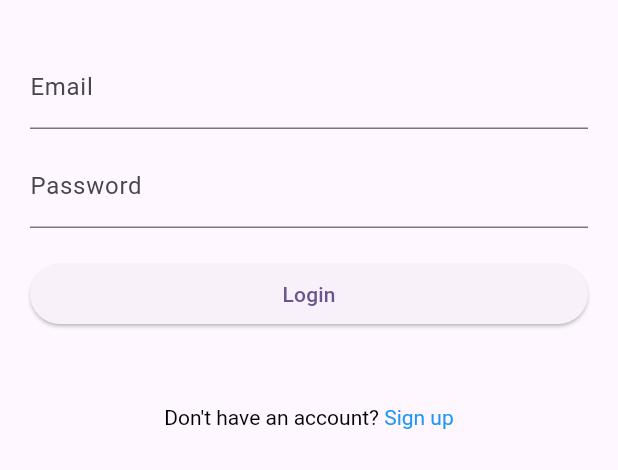
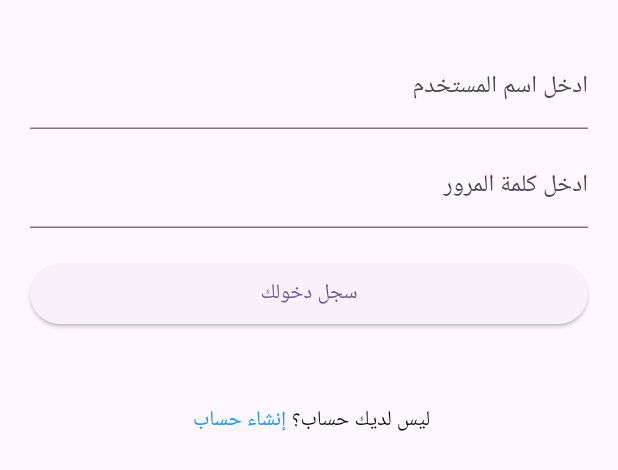
Before and after one commit to SamirahF/qasimha-app, a Flutter app: the LoginForm widget shown alone on an empty page, opened directly, on a phone screen of 412 x 824 dp. Shown: the top 470 px of the screen. Run offline on Flutter 3.47's test engine with Material 3 defaults, Android fonts, the phone set to English and light mode, and no system bars; our stand-ins replace flutter_svg, flutter_svg_provider.

Commit message:
make arabic version of login page

```diff
--- a/frontend/frontend/lib/apis/user_api.dart
+++ b/frontend/frontend/lib/apis/user_api.dart
@@ -5,11 +5,11 @@ import 'package:http/http.dart' as http;
 
 var net = 'http://127.0.0.1:8000/';
 
-Future<User> signUp(String user_fname, String user_lname, String user_email,
-    String user_password) async {
+Future<User> signUp(String username, user_fname, String user_lname,
+    String user_email, String user_password) async {
   try {
     var request = http.MultipartRequest('POST', Uri.parse(net + 'user/'));
-    request.fields['username'] = '@' + user_fname;
+    request.fields['username'] = username;
     request.fields['first_name'] = user_fname;
     request.fields['last_name'] = user_lname;
     request.fields['email'] = user_email;
--- a/frontend/frontend/lib/screen/login.dart
+++ b/frontend/frontend/lib/screen/login.dart
@@ -55,30 +55,38 @@ class _LoginFormState extends State<LoginForm> {
         child: Column(
           crossAxisAlignment: CrossAxisAlignment.stretch,
           children: [
-            SizedBox(height: 10.0),
-            TextFormField(
+            const SizedBox(height: 10.0),
+            Directionality(
+              textDirection: TextDirection.rtl,
+              child: TextFormField(
                 controller: _emailController,
-              decoration: InputDecoration(labelText: 'Email'),
+                decoration:
+                    const InputDecoration(labelText: 'ادخل اسم المستخدم '),
                 validator: (value) {
                   if (value!.isEmpty) {
-                  return 'Please enter your email';
+                    return 'فضلاً ادخل اسم المستخدم';
                   }
                   // You can add more validation for email format if needed
                   return null;
                 },
               ),
-            SizedBox(height: 10.0),
-            TextFormField(
+            ),
+            const SizedBox(height: 10.0),
+            Directionality(
+              textDirection: TextDirection.rtl,
+              child: TextFormField(
                 controller: _passwordController,
-              decoration: InputDecoration(labelText: 'Password'),
+                decoration:
+                    const InputDecoration(labelText: 'ادخل كلمة المرور'),
                 obscureText: true,
                 validator: (value) {
                   if (value!.isEmpty) {
-                  return 'Please enter a password';
+                    return 'فضلاً ادخل كلمة المرور';
                   }
                   // You can add more validation for password strength if needed
                   return null;
                 },
+              ),
             ),
             const SizedBox(height: 20.0),
             ElevatedButton(
@@ -94,7 +102,7 @@ class _LoginFormState extends State<LoginForm> {
                   // You might want to navigate to another screen after successful signup
                 }
               },
-              child: Text('Login'),
+              child: const Text('سجل دخولك'),
             ),
             const SizedBox(
               height: 50,
@@ -102,11 +110,11 @@ class _LoginFormState extends State<LoginForm> {
             RichText(
               textAlign: TextAlign.center,
               text: TextSpan(
-                text: "Don't have an account? ",
+                text: " ليس لديك حساب؟",
                 style: const TextStyle(color: Colors.black),
                 children: <TextSpan>[
                   TextSpan(
-                    text: 'Sign up',
+                    text: ' إنشاء حساب',
                     style: const TextStyle(color: Colors.blue),
                     recognizer: TapGestureRecognizer()
                       ..onTap = () {
```
Also changed, not shown: frontend/frontend/lib/screen/sign_up.dart (+27 -13 lines), 2 other files. Lines whose indentation alone changed are shown as unchanged.
